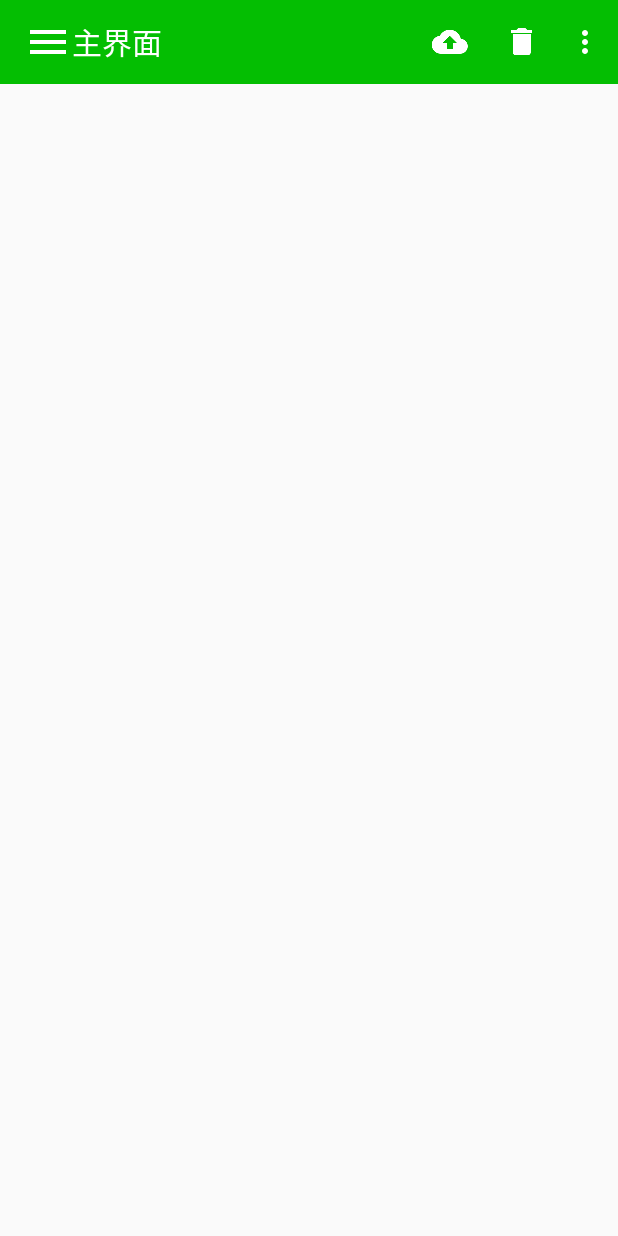
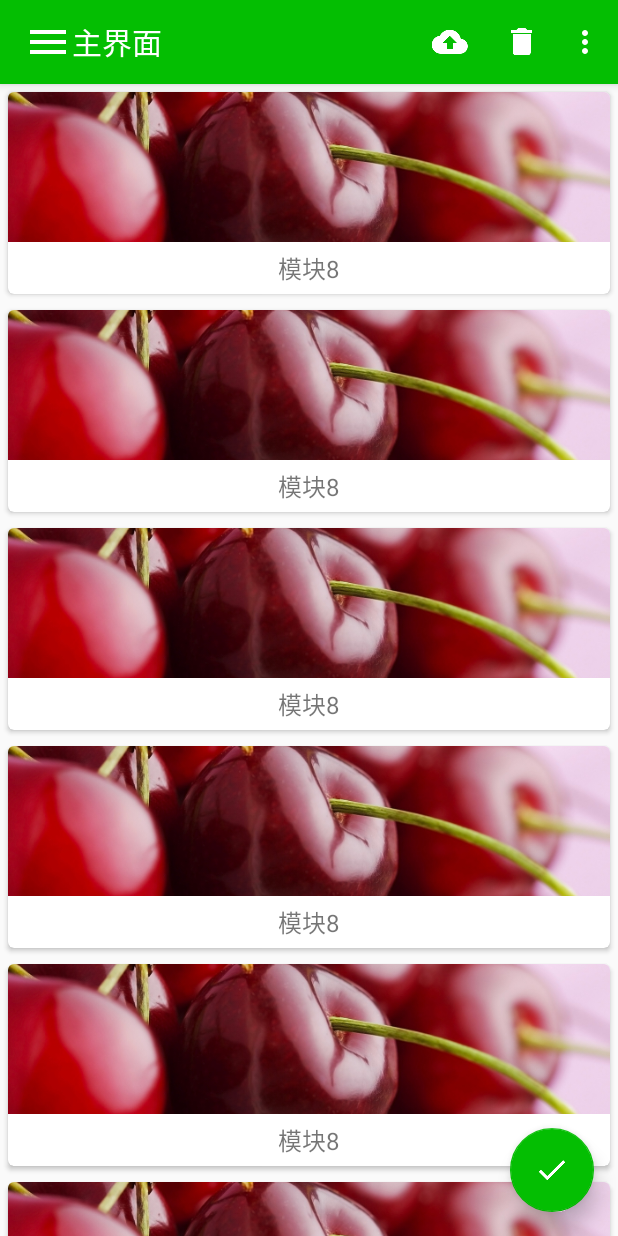
Before and after one commit to neilczn/MyApplication, an Android app: the MainActivity screen opened directly, with no data from a screen before it, on a phone screen of 412 x 824 dp. Run offline under Robolectric (Android 15) with nearby library versions, the phone set to English and light mode, and no system bars.

Commit message:
更新 MyApplication，侧滑栏增加header 和 menu； 主界面增加RecyclerView

```diff
--- a/FrameworkDemo/build.gradle
+++ b/FrameworkDemo/build.gradle
@@ -33,4 +33,9 @@ dependencies {
     testCompile 'junit:junit:4.12'
     compile project(':frameworklibrary')
     compile 'com.android.support:support-v4:25.2.0'
+    compile 'com.android.support:design:24.2.1'
+    compile 'de.hdodenhof:circleimageview:2.1.0'
+    compile 'com.android.support:recyclerview-v7:25.0.0'
+    compile 'com.android.support:cardview-v7:25.0.0'
+    compile 'com.github.bumptech.glide:glide:3.8.0'
 }
--- a/FrameworkDemo/src/main/java/com/equality/activity/MainActivity.java
+++ b/FrameworkDemo/src/main/java/com/equality/activity/MainActivity.java
@@ -1,21 +1,48 @@
 package com.equality.activity;
 
 import android.os.Bundle;
+import android.support.annotation.NonNull;
+import android.support.design.widget.FloatingActionButton;
+import android.support.design.widget.NavigationView;
+import android.support.design.widget.Snackbar;
 import android.support.v4.widget.DrawerLayout;
 import android.support.v7.app.AppCompatActivity;
+import android.support.v7.widget.LinearLayoutManager;
+import android.support.v7.widget.RecyclerView;
 import android.support.v7.widget.Toolbar;
 import android.view.Menu;
 import android.view.MenuItem;
+import android.view.View;
 import android.widget.Toast;
 
 import com.equality.comm.MyApplication;
+import com.equality.comm.model.Module;
 import com.equality.frameworklibrary.tools.model.OnlineUserInfo;
 import com.equality.frameworklibrary.tools.util.IdentityHelper;
 
+import java.util.ArrayList;
+import java.util.List;
+import java.util.Random;
+
 public class MainActivity extends AppCompatActivity {
 
-    Toolbar toolbar;
-    DrawerLayout drawer_layout;
+    private Toolbar toolbar;
+    private DrawerLayout drawer_layout;
+
+    private Module[] modules={new Module("模块1",R.drawable.apple),
+            new Module("模块2",R.drawable.banana),
+            new Module("模块3",R.drawable.orange),
+            new Module("模块4",R.drawable.pear),
+            new Module("模块5",R.drawable.grape),
+            new Module("模块6",R.drawable.pineapple),
+            new Module("模块7",R.drawable.strawberry),
+            new Module("模块8",R.drawable.cherry),
+            new Module("模块9",R.drawable.mango)};
+
+    private List<Module> moduleList=new ArrayList<>();
+
+    private ModuleAdapter moduleAdapter;
+
 
     @Override
     protected void onCreate(Bundle savedInstanceState) {
@@ -33,6 +60,56 @@ public class MainActivity extends AppCompatActivity {
             actionBar.setHomeAsUpIndicator(R.drawable.ic_menu);
         }*/
 
+        NavigationView nav_view=(NavigationView)findViewById(R.id.nav_view);
+        nav_view.setCheckedItem(R.id.nav_call);//设置默认选项
+
+        nav_view.setNavigationItemSelectedListener(new NavigationView.OnNavigationItemSelectedListener() {
+            @Override
+            public boolean onNavigationItemSelected(@NonNull MenuItem item) {
+                //return false;
+                Toast.makeText(MyApplication.getContext(),item.getTitle(),Toast.LENGTH_LONG).show();
+                item.setChecked(true);//设置自己被选中
+                //drawer_layout.closeDrawers();//关闭
+                return true;
+            }
+        });
+
+        FloatingActionButton fab =(FloatingActionButton)findViewById(R.id.fab);
+        fab.setOnClickListener(new View.OnClickListener() {
+            @Override
+            public void onClick(View view) {
+                Toast.makeText(MyApplication.getContext(),"fab",Toast.LENGTH_LONG).show();
+                Snackbar.make(view,"fab",Snackbar.LENGTH_SHORT).setAction("Undo", new View.OnClickListener() {
+                    @Override
+                    public void onClick(View view) {
+                        Toast.makeText(MyApplication.getContext(),"Undo",Toast.LENGTH_LONG).show();
+                    }
+                }).show();
+
+            }
+        });
+
+        initModules();
+
+        RecyclerView recyclerView=(RecyclerView)findViewById(R.id.recycler_view);
+        //GridLayoutManager gridLayoutManager=new GridLayoutManager(this,1);//设置显示的列数
+        LinearLayoutManager linearLayoutManager=new LinearLayoutManager(this);
+        recyclerView.setLayoutManager(linearLayoutManager);
+        moduleAdapter=new ModuleAdapter(moduleList);
+        recyclerView.setAdapter(moduleAdapter);
+
+    }
+
+    /**
+     * 初始化模块数据
+     */
+    private void initModules(){
+        moduleList.clear();
+        for (int i=0;i<20;i++){
+            Random random =new Random();
+            int index=random.nextInt(modules.length);
+            moduleList.add(modules[index]);
+        }
     }
 
     @Override
--- /dev/null
+++ b/FrameworkDemo/src/main/java/com/equality/activity/ModuleAdapter.java
@@ -0,0 +1,67 @@
+package com.equality.activity;
+
+import android.content.Context;
+import android.support.v7.widget.CardView;
+import android.support.v7.widget.RecyclerView;
+import android.view.LayoutInflater;
+import android.view.View;
+import android.view.ViewGroup;
+import android.widget.ImageView;
+import android.widget.TextView;
+
+import com.equality.comm.model.Module;
+
+import java.util.List;
+
+/**
+ * Created by neil on 2017/5/14.
+ * 模块适配器
+ */
+
+public class ModuleAdapter extends RecyclerView.Adapter<ModuleAdapter.ViewHolder> {
+
+    private Context mcontext;
+    private List<Module> moduleList;
+
+    public ModuleAdapter(List<Module> moduleList) {
+        this.moduleList = moduleList;
+    }
+
+    static class ViewHolder extends RecyclerView.ViewHolder{
+       CardView cardView;
+       ImageView moduleImage;
+       TextView moduleName;
+
+       public ViewHolder(View itemView) {
+           super(itemView);
+           cardView=(CardView)itemView;
+           moduleImage=(ImageView)itemView.findViewById(R.id.module_image);
+           moduleName=(TextView)itemView.findViewById(R.id.module_name);
+       }
+   }
+
+    @Override
+    public ModuleAdapter.ViewHolder onCreateViewHolder(ViewGroup parent, int viewType) {
+        if (mcontext==null){
+            mcontext=parent.getContext();
+        }
+        View view= LayoutInflater.from(mcontext).inflate(R.layout.module_item,parent,false);
+        return new ViewHolder(view);
+    }
+
+    @Override
+    public void onBindViewHolder(ViewHolder holder, int position) {
+        Module module=moduleList.get(position);
+        holder.moduleName.setText(module.getName());
+        holder.moduleImage.setImageResource(module.getImageId());
+    }
+
+
+    @Override
+    public int getItemCount() {
+        return moduleList.size();
+    }
+
+
+
+}
--- a/FrameworkDemo/src/main/java/com/equality/comm/MyApplication.java
+++ b/FrameworkDemo/src/main/java/com/equality/comm/MyApplication.java
@@ -5,6 +5,7 @@ import android.content.Context;
 
 /**
  * Created by neil on 2017/5/1.
+ * 公共的context
  */
 
 public class MyApplication extends Application {
--- /dev/null
+++ b/FrameworkDemo/src/main/java/com/equality/comm/model/Module.java
@@ -0,0 +1,60 @@
+package com.equality.comm.model;
+
+/**
+ * Created by neil on 2017/5/14.
+ * 主页面中的模块
+ */
+
+public class Module {
+
+    /**
+     * 模块名称
+     */
+    private String name;
+    /**
+     * 模块对应的图片Id
+     */
+    private int imageId;
+
+    /**
+     *
+     * @param name 模块名称
+     * @param imageId 模块对应的图片Id
+     */
+    public Module(String name, int imageId) {
+        this.name = name;
+        this.imageId = imageId;
+    }
+
+    /**
+     *
+     * @return 模块名称
+     */
+    public String getName() {
+        return name;
+    }
+
+    /**
+     *
+     * @param name 模块名称
+     */
+    public void setName(String name) {
+        this.name = name;
+    }
+
+    /**
+     *
+     * @return 模块对应的图片Id
+     */
+    public int getImageId() {
+        return imageId;
+    }
+
+    /**
+     *
+     * @param imageId 模块对应的图片Id
+     */
+    public void setImageId(int imageId) {
+        this.imageId = imageId;
+    }
+}
--- a/FrameworkDemo/src/main/res/layout/activity_main.xml
+++ b/FrameworkDemo/src/main/res/layout/activity_main.xml
@@ -4,11 +4,24 @@
     android:id="@+id/drawer_layout"
     android:layout_width="match_parent"
     android:layout_height="match_parent">
-    <!-- The main content view -->
-    <FrameLayout
+
+
+    <!-- The main content view  CoordinatorLayout：增强型的FrameLayout    -->
+    <!--CoordinatorLayout：使用Snackbar时，自动将FloatingActionButton上移-->
+    <!--<FrameLayout-->
+
+    <android.support.design.widget.CoordinatorLayout
         android:id="@+id/content_frame"
         android:layout_width="match_parent"
         android:layout_height="match_parent">
+
+        <android.support.design.widget.AppBarLayout
+            android:layout_width="match_parent"
+            android:layout_height="wrap_content">
+
+            <!--AppBarLayout:垂直方向的LinerLayout-->
+            <!--解决RecyclerView遮盖Toolbar-->
+            <!--另1种解决方式：RecyclerView向下偏移1个Toolbar的高度-->
 
             <android.support.v7.widget.Toolbar
                 android:id="@+id/toolbar"
@@ -23,18 +36,55 @@
                 app:popupTheme="@style/Theme.AppCompat.Light"
                 />
 
+        </android.support.design.widget.AppBarLayout>
 
 
-    </FrameLayout>
+
+        <android.support.design.widget.FloatingActionButton
+            android:id="@+id/fab"
+            android:layout_width="wrap_content"
+            android:layout_height="wrap_content"
+            android:layout_margin="16dp"
+            android:src="@drawable/ic_done"
+            android:layout_gravity="end|bottom"
+            app:elevation="8dp"/>
+
+
+
+        <android.support.v7.widget.RecyclerView
+            android:id="@+id/recycler_view"
+            android:layout_width="match_parent"
+            android:layout_height="match_parent"
+            app:layout_behavior="@string/appbar_scrolling_view_behavior">
+
+            <!--AppBarLayout包裹Toolbar后，反而会遮盖了CardView一部分内容，需要设定layout_behavior-->
+
+        </android.support.v7.widget.RecyclerView>
+
+
+    </android.support.design.widget.CoordinatorLayout>
+    <!--</FrameLayout>-->
 
     <!-- The navigation drawer -->
-    <ListView android:id="@+id/left_drawer"
+    <!--<ListView android:id="@+id/left_drawer"
         android:layout_width="240dp"
         android:layout_height="match_parent"
         android:layout_gravity="start"
         android:choiceMode="singleChoice"
         android:divider="@android:color/transparent"
         android:dividerHeight="0dp"
-        android:background="#FFF"/>
+        android:background="#FFF"/>-->
+
+    <android.support.design.widget.NavigationView
+        android:id="@+id/nav_view"
+        android:layout_width="match_parent"
+        android:layout_height="match_parent"
+        android:layout_gravity="start"
+        app:headerLayout="@layout/nav_header"
+        app:menu="@menu/nav_menu">
+
+    </android.support.design.widget.NavigationView>
+
+
 
 </android.support.v4.widget.DrawerLayout>
--- /dev/null
+++ b/FrameworkDemo/src/main/res/layout/module_item.xml
@@ -0,0 +1,36 @@
+<?xml version="1.0" encoding="utf-8"?>
+<android.support.v7.widget.CardView
+    xmlns:android="http://schemas.android.com/apk/res/android"
+    xmlns:app="http://schemas.android.com/apk/res-auto"
+    android:layout_width="match_parent"
+    android:layout_height="wrap_content"
+    android:layout_margin="5dp"
+    app:cardCornerRadius="4dp">
+
+
+    <!--CardView 卡片式布局  FrameLayout-->
+
+    <LinearLayout
+        android:layout_width="match_parent"
+        android:layout_height="wrap_content"
+        android:orientation="vertical">
+
+        <ImageView
+            android:layout_width="match_parent"
+            android:layout_height="100dp"
+            android:id="@+id/module_image"
+            android:scaleType="centerCrop"/>
+
+        <TextView
+            android:id="@+id/module_name"
+            android:layout_width="wrap_content"
+            android:layout_height="wrap_content"
+            android:layout_gravity="center_horizontal"
+            android:layout_margin="5dp"
+            android:textSize="16sp"
+            android:text="TextView" />
+
+    </LinearLayout>
+
+
+</android.support.v7.widget.CardView>
--- /dev/null
+++ b/FrameworkDemo/src/main/res/layout/nav_header.xml
@@ -0,0 +1,32 @@
+<?xml version="1.0" encoding="utf-8"?>
+<RelativeLayout xmlns:android="http://schemas.android.com/apk/res/android"
+    android:layout_width="match_parent" android:layout_height="180dp"
+    android:padding="10dp" android:background="?attr/colorPrimary">
+
+    <de.hdodenhof.circleimageview.CircleImageView
+        android:layout_width="match_parent"
+        android:layout_height="match_parent"
+        android:id="@+id/icon_image"
+        android:src="@drawable/nav_icon"
+        android:layout_centerInParent="true"/>
+
+    <TextView
+        android:id="@+id/mail"
+        android:layout_width="wrap_content"
+        android:layout_height="wrap_content"
+        android:layout_alignParentBottom="true"
+        android:textColor="#FFF"
+        android:textSize="14dp"
+        android:text="helloword@163.com" />
+
+    <TextView
+        android:id="@+id/username"
+        android:layout_width="wrap_content"
+        android:layout_height="wrap_content"
+        android:layout_above="@+id/mail"
+        android:textColor="#FFF"
+        android:textSize="14dp"
+        android:text="helloword" />
+
+
+</RelativeLayout>
--- /dev/null
+++ b/FrameworkDemo/src/main/res/menu/nav_menu.xml
@@ -0,0 +1,11 @@
+<?xml version="1.0" encoding="utf-8"?>
+<menu xmlns:android="http://schemas.android.com/apk/res/android">
+    <!--single:所有菜单项只能单选-->
+    <group android:checkableBehavior="single">
+        <item android:id="@+id/nav_call" android:icon="@drawable/nav_call" android:title="call"></item>
+        <item android:id="@+id/nav_friends" android:icon="@drawable/nav_friends" android:title="friends"></item>
+        <item android:id="@+id/anv_location" android:icon="@drawable/nav_location" android:title="location"></item>
+        <item android:id="@+id/anv_mail" android:icon="@drawable/nav_mail" android:title="mail"></item>
+        <item android:id="@+id/anv_tasks" android:icon="@drawable/nav_task" android:title="tasks"></item>
+    </group>
+</menu>
```
Also changed, not shown: FrameworkDemo/src/main/res/drawable-xxhdpi/banana.jpg (added), FrameworkDemo/src/main/res/drawable-xxhdpi/cherry.jpg (added), FrameworkDemo/src/main/res/drawable-xxhdpi/grape.jpg (added), FrameworkDemo/src/main/res/drawable-xxhdpi/mango.jpg (added), FrameworkDemo/src/main/res/drawable-xxhdpi/nav_icon.png (added), FrameworkDemo/src/main/res/drawable-xxhdpi/orange.jpg (added), FrameworkDemo/src/main/res/drawable-xxhdpi/pear.png (added), FrameworkDemo/src/main/res/drawable-xxhdpi/pineapple.jpg (added), FrameworkDemo/src/main/res/drawable-xxhdpi/strawberry.jpg (added), FrameworkDemo/src/main/res/drawable-xxhdpi/watermelon.jpg (added), 1 other file. Lines whose indentation alone changed are shown as unchanged.
